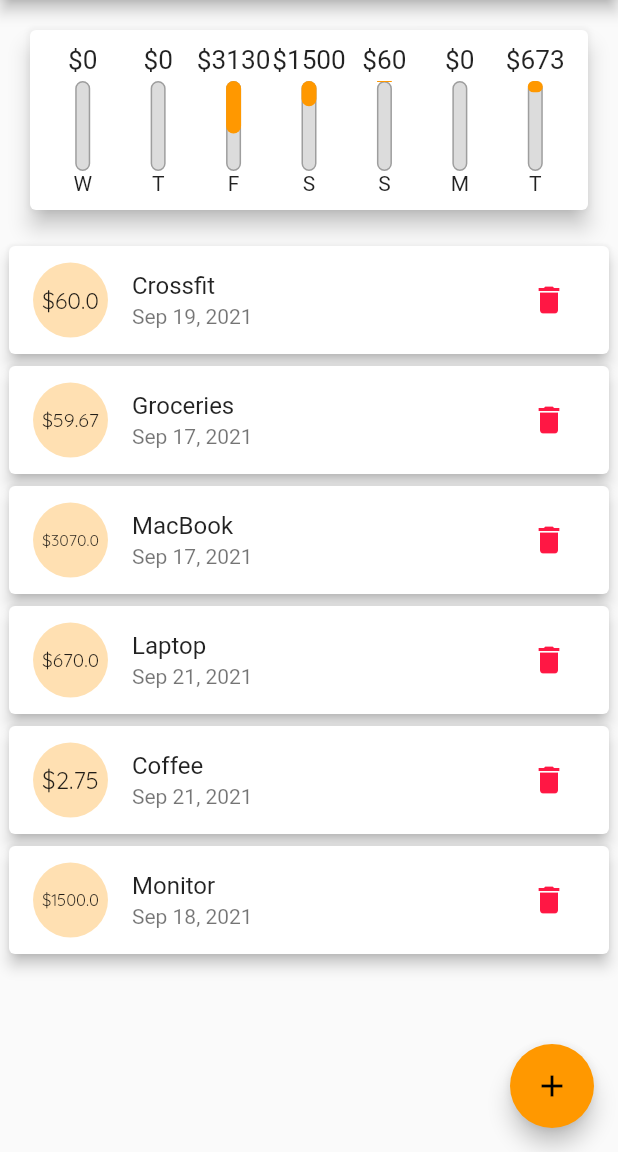
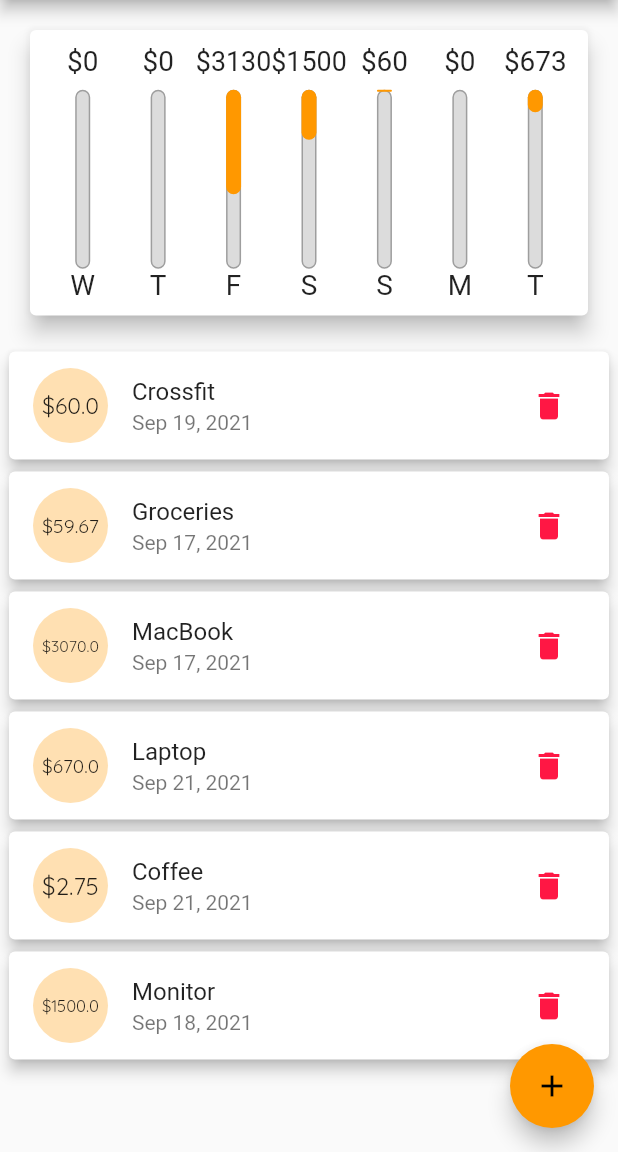
Before and after one commit to nikoioann/expenses, a Flutter app: the screen it shows after launch, on a phone screen of 412 x 824 dp, the part 84-1236 px from its top. Run offline on Flutter 3.47's test engine with Material 2 defaults, Android fonts, the phone set to English and light mode, and no system bars.

Commit message:
responsiveness, landscape and height constraints

```diff
--- a/lib/main.dart
+++ b/lib/main.dart
@@ -42,6 +42,8 @@ class MyHomePage extends StatefulWidget {
 }
 
 class _MyHomePageState extends State<MyHomePage> {
+  bool _showChart = false;
+
   List<Transaction> _userTransactions = [
     Transaction(
       id: 't0',
@@ -114,8 +116,9 @@ class _MyHomePageState extends State<MyHomePage> {
 
   @override
   Widget build(BuildContext context) {
-    return Scaffold(
-      appBar: AppBar(
+    final isLandscape =
+        MediaQuery.of(context).orientation == Orientation.landscape;
+    final appBar = AppBar(
       title: Text('Expenses App'),
       actions: [
         IconButton(
@@ -123,12 +126,57 @@ class _MyHomePageState extends State<MyHomePage> {
           icon: Icon(Icons.add_box_outlined),
         ),
       ],
+    );
+
+    var transactionList = Container(
+      height: (MediaQuery.of(context).size.height -
+              appBar.preferredSize.height -
+              MediaQuery.of(context).padding.top) *
+          0.7,
+      child: TransactionList(
+        _userTransactions,
+        _deleteTransaction,
       ),
-      body: ListView(
+    );
+
+    return Scaffold(
+      appBar: appBar,
+      body: SingleChildScrollView(
+        child: Column(
+          crossAxisAlignment: CrossAxisAlignment.stretch,
           children: [
-          Chart(_recentTransactions),
-          TransactionList(_userTransactions, _deleteTransaction),
+            if (isLandscape)
+              Row(
+                mainAxisAlignment: MainAxisAlignment.center,
+                children: [
+                  Text('Show Chart'),
+                  Switch(
+                    value: _showChart,
+                    onChanged: (val) => setState(() => _showChart = val),
+                  ),
                 ],
+              ),
+            if (!isLandscape)
+              Container(
+                height: (MediaQuery.of(context).size.height -
+                        appBar.preferredSize.height -
+                        MediaQuery.of(context).padding.top) *
+                    0.3,
+                child: Chart(_recentTransactions),
+              ),
+            if (!isLandscape) transactionList,
+            if (isLandscape)
+              _showChart
+                  ? Container(
+                      height: (MediaQuery.of(context).size.height -
+                              appBar.preferredSize.height -
+                              MediaQuery.of(context).padding.top) *
+                          0.7,
+                      child: Chart(_recentTransactions),
+                    )
+                  : transactionList,
+          ],
+        ),
       ),
       floatingActionButton: FloatingActionButton(
         onPressed: () => _startAddNewTransaction(context),
--- a/lib/widgets/chartbar.dart
+++ b/lib/widgets/chartbar.dart
@@ -9,16 +9,17 @@ class ChartBar extends StatelessWidget {
 
   @override
   Widget build(BuildContext context) {
+    return LayoutBuilder(builder: (cntx, constraints) {
       return Column(
         children: [
           Container(
-          height: 20,
-          child:
-              FittedBox(child: Text('\$${spendingAmount.toStringAsFixed(0)}')),
+            height: constraints.maxHeight * 0.125,
+            child: FittedBox(
+                child: Text('\$${spendingAmount.toStringAsFixed(0)}')),
           ),
-        SizedBox(height: 4),
+          SizedBox(height: constraints.maxHeight * 0.05),
           Container(
-          height: 60,
+            height: constraints.maxHeight * 0.7,
             width: 10,
             child: Stack(
               children: [
@@ -43,8 +44,12 @@ class ChartBar extends StatelessWidget {
               ],
             ),
           ),
-        Text(label),
+          Container(
+            height: constraints.maxHeight * 0.125,
+            child: FittedBox(child: Text(label)),
+          ),
         ],
       );
+    });
   }
 }
--- a/lib/widgets/transaction_list.dart
+++ b/lib/widgets/transaction_list.dart
@@ -10,26 +10,28 @@ class TransactionList extends StatelessWidget {
 
   @override
   Widget build(BuildContext context) {
-    return Container(
-      height: 500,
-      child: transactions.isEmpty
-          ? Column(
+    return transactions.isEmpty
+        ? LayoutBuilder(
+            builder: (ctx, constraints) {
+              return Column(
                 children: [
                   Text(
                     'No transactions added yet!',
                     style: Theme.of(context).textTheme.headline6,
                   ),
                   SizedBox(
-                  height: 30,
+                    height: constraints.maxHeight * 0.1,
                   ),
                   Container(
-                  height: 200,
+                    height: constraints.maxHeight * 0.6,
                     child: Image.asset(
                       'assets/images/waiting.png',
                       fit: BoxFit.cover,
                     ),
                   )
                 ],
+              );
+            },
           )
         : ListView.builder(
             itemCount: transactions.length,
@@ -59,7 +61,6 @@ class TransactionList extends StatelessWidget {
                 ),
               );
             },
-            ),
           );
   }
 }
```
Lines whose indentation alone changed are shown as unchanged.
